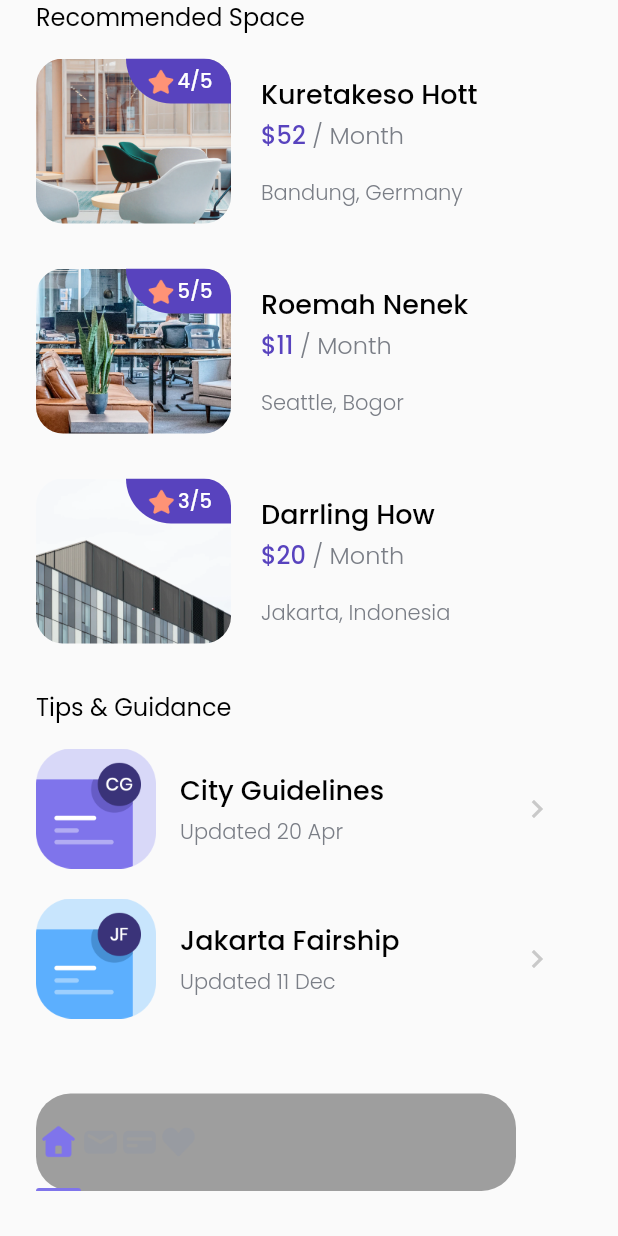
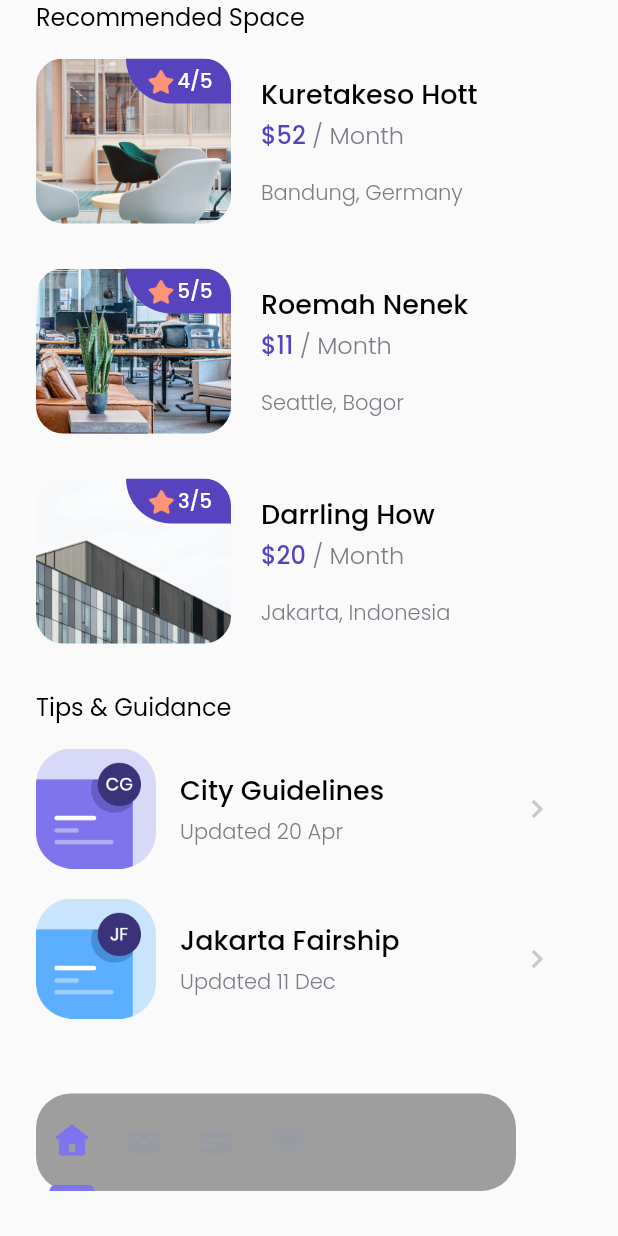
Before and after one commit to aprxty3/papa_kost, a Flutter app: the homepage screen opened directly, scrolled down 337 dp, on a phone screen of 412 x 824 dp. Run offline on Flutter 3.47's test engine with Material 2 defaults, Android fonts, the phone set to English and light mode, and no system bars; our stand-ins replace google_fonts.

Commit message:
add iconbutton

```diff
--- a/lib/widget/bottomnav.dart
+++ b/lib/widget/bottomnav.dart
@@ -14,16 +14,19 @@ class BotItem extends StatelessWidget {
     return Column(
       children: [
         Spacer(),
-        Image.asset(
-          imageUrl,
-          width: 26,
-          height: 26,
+        IconButton(
+          onPressed: () {},
+          icon: Image.asset(
+            imageUrl,
+            width: 26,
+            height: 26,
+          ),
         ),
         Spacer(),
         isActive
             ? Container(
                 width: 30,
-                height: 2,
+                height: 4,
                 decoration: BoxDecoration(
                   color: Color(0xff7F74EB),
                   borderRadius: BorderRadius.vertical(
```
